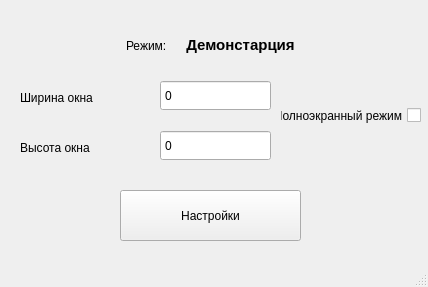
Qt form AdminPanel.ui (Ivanm2114/2021-school-project) before a commit.
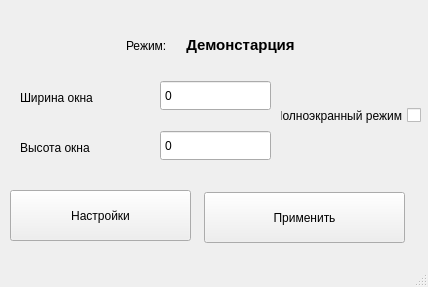
The same form after that commit. Icons and pictures are not drawn.

Commit message: Admin panel added but not works

Diff of the .ui file:
```diff
--- a/AdminPanel.ui
+++ b/AdminPanel.ui
@@ -121,7 +121,7 @@
    <widget class="QPushButton" name="pushButton">
     <property name="geometry">
      <rect>
-      <x>120</x>
+      <x>10</x>
       <y>190</y>
       <width>181</width>
       <height>51</height>
@@ -144,6 +144,19 @@
      <bool>false</bool>
     </property>
    </widget>
+   <widget class="QPushButton" name="pushButton_2">
+    <property name="geometry">
+     <rect>
+      <x>204</x>
+      <y>192</y>
+      <width>201</width>
+      <height>51</height>
+     </rect>
+    </property>
+    <property name="text">
+     <string>Применить</string>
+    </property>
+   </widget>
   </widget>
   <widget class="QMenuBar" name="menubar">
    <property name="geometry">
```
The commit also changes 3 other files.
